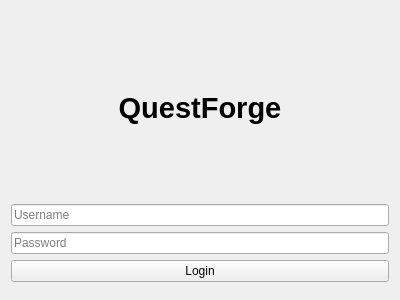
Before: the Qt Designer form ui/login.ui in jushinyta/baicuoikhoa_pte_tuankhoa, drawn with Qt 5.
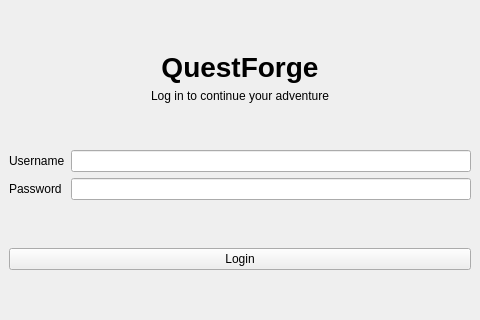
After: the same form once the commit is applied.

Diff of the .ui file:
```diff
--- a/ui/login.ui
+++ b/ui/login.ui
@@ -1,58 +1,118 @@
 <?xml version="1.0" encoding="UTF-8"?>
 <ui version="4.0">
- <class>Login</class>
- <widget class="QWidget" name="Login">
-  <property name="minimumSize">
-   <size>
-    <width>400</width>
-    <height>300</height>
-   </size>
+ <class>LoginWindow</class>
+ <widget class="QMainWindow" name="LoginWindow">
+  <property name="windowTitle">
+   <string>QuestForge Login</string>
   </property>
+  <property name="geometry">
+   <rect>
+    <x>0</x>
+    <y>0</y>
+    <width>480</width>
+    <height>320</height>
+   </rect>
+  </property>
 
-  <layout class="QVBoxLayout">
+  <widget class="QWidget" name="centralwidget">
+   <layout class="QVBoxLayout" name="rootLayout">
+
    <item>
     <spacer>
      <property name="orientation">
       <enum>Qt::Vertical</enum>
      </property>
+      <property name="sizeHint">
+       <size>
+        <width>20</width>
+        <height>30</height>
+       </size>
+      </property>
     </spacer>
    </item>
 
    <item>
-    <widget class="QLabel">
+     <widget class="QLabel" name="titleLabel">
      <property name="text">
       <string>QuestForge</string>
      </property>
      <property name="alignment">
       <set>Qt::AlignCenter</set>
      </property>
-     <property name="font">
-      <font>
-       <pointsize>22</pointsize>
-       <bold>true</bold>
-      </font>
+      <property name="styleSheet">
+       <string>font-size: 28px; font-weight: bold;</string>
      </property>
     </widget>
    </item>
 
    <item>
-    <widget class="QLineEdit" name="usernameInput">
-     <property name="placeholderText">
+     <widget class="QLabel" name="subtitleLabel">
+      <property name="text">
+       <string>Log in to continue your adventure</string>
+      </property>
+      <property name="alignment">
+       <set>Qt::AlignCenter</set>
+      </property>
+     </widget>
+    </item>
+
+    <item>
+     <spacer>
+      <property name="orientation">
+       <enum>Qt::Vertical</enum>
+      </property>
+      <property name="sizeHint">
+       <size>
+        <width>20</width>
+        <height>20</height>
+       </size>
+      </property>
+     </spacer>
+    </item>
+
+    <item>
+     <layout class="QFormLayout" name="formLayout">
+      <item row="0" column="0">
+       <widget class="QLabel" name="usernameLabel">
+        <property name="text">
       <string>Username</string>
      </property>
     </widget>
    </item>
+      <item row="0" column="1">
+       <widget class="QLineEdit" name="usernameInput"/>
+      </item>
 
-   <item>
-    <widget class="QLineEdit" name="passwordInput">
-     <property name="placeholderText">
+      <item row="1" column="0">
+       <widget class="QLabel" name="passwordLabel">
+        <property name="text">
       <string>Password</string>
      </property>
+       </widget>
+      </item>
+      <item row="1" column="1">
+       <widget class="QLineEdit" name="passwordInput">
      <property name="echoMode">
       <enum>QLineEdit::Password</enum>
      </property>
     </widget>
    </item>
+     </layout>
+    </item>
+
+    <item>
+     <spacer>
+      <property name="orientation">
+       <enum>Qt::Vertical</enum>
+      </property>
+      <property name="sizeHint">
+       <size>
+        <width>20</width>
+        <height>20</height>
+       </size>
+      </property>
+     </spacer>
+    </item>
 
    <item>
     <widget class="QPushButton" name="loginButton">
@@ -67,8 +127,19 @@
      <property name="orientation">
       <enum>Qt::Vertical</enum>
      </property>
-    </spacer>
-   </item>
-  </layout>
- </widget>
+      <property name="sizeHint">
+       <size>
+        <width>20</width>
+        <height>30</height>
+       </size>
+      </property>
+     </spacer>
+    </item>
+
+   </layout>
+  </widget>
+
+ </widget>
+ <resources/>
+ <connections/>
 </ui>
```
Lines whose indentation alone changed are shown as unchanged.
